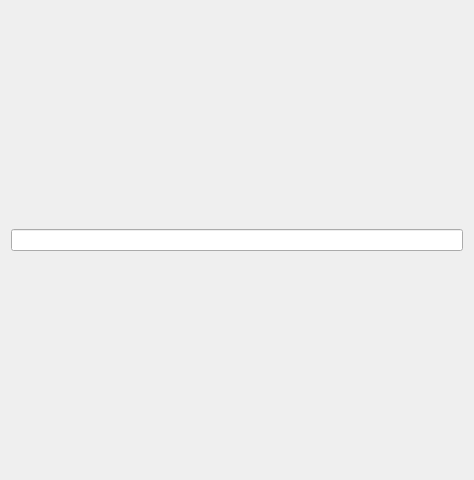
The window that stockwidget.ui (liutimo/TMStockTool) describes before a commit, drawn with Qt 5.
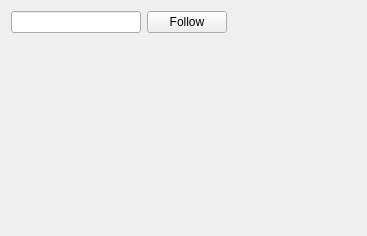
The same window after the commit.

The edit to the form file:
```diff
--- a/stockwidget.ui
+++ b/stockwidget.ui
@@ -6,16 +6,53 @@
    <rect>
     <x>0</x>
     <y>0</y>
-    <width>474</width>
-    <height>480</height>
+    <width>367</width>
+    <height>236</height>
    </rect>
   </property>
   <property name="windowTitle">
    <string>Form</string>
   </property>
-  <layout class="QHBoxLayout" name="horizontalLayout">
+  <layout class="QVBoxLayout" name="verticalLayout">
    <item>
-    <widget class="QLineEdit" name="lineEdit"/>
+    <layout class="QHBoxLayout" name="horizontalLayout">
+     <item>
+      <widget class="QLineEdit" name="lineEdit"/>
+     </item>
+     <item>
+      <widget class="QPushButton" name="btnFollow">
+       <property name="text">
+        <string>Follow</string>
+       </property>
+      </widget>
+     </item>
+     <item>
+      <spacer name="horizontalSpacer">
+       <property name="orientation">
+        <enum>Qt::Horizontal</enum>
+       </property>
+       <property name="sizeHint" stdset="0">
+        <size>
+         <width>40</width>
+         <height>20</height>
+        </size>
+       </property>
+      </spacer>
+     </item>
+    </layout>
+   </item>
+   <item>
+    <spacer name="verticalSpacer_2">
+     <property name="orientation">
+      <enum>Qt::Vertical</enum>
+     </property>
+     <property name="sizeHint" stdset="0">
+      <size>
+       <width>20</width>
+       <height>183</height>
+      </size>
+     </property>
+    </spacer>
    </item>
   </layout>
  </widget>
```
